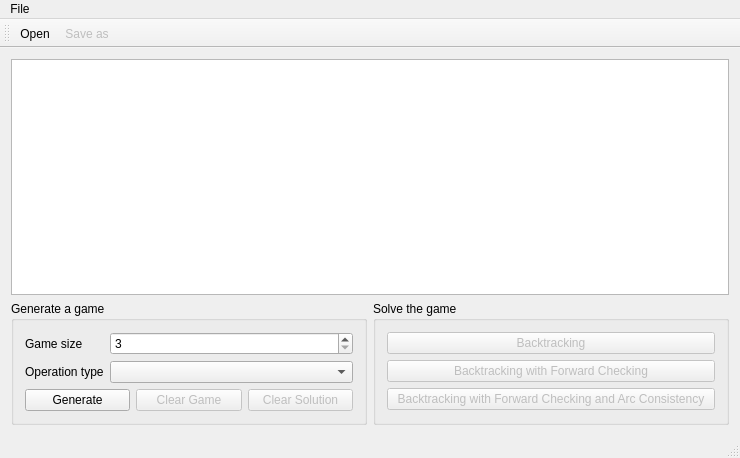
This is front/mainwindow.ui in SamuelShokry/kenken as Qt 5 draws it before an edit. The edited form follows.
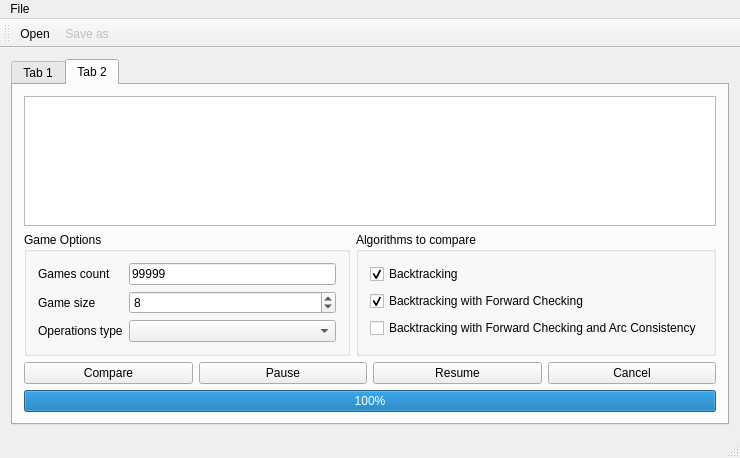
This is the edited form. Custom widgets are drawn as their Qt base class.

What changed in the file:
```diff
--- a/front/mainwindow.ui
+++ b/front/mainwindow.ui
@@ -14,7 +14,17 @@
    <string>Kenken Game</string>
   </property>
   <widget class="QWidget" name="centralWidget">
-   <layout class="QVBoxLayout" name="verticalLayout_3">
+   <layout class="QVBoxLayout" name="verticalLayout_5">
+    <item>
+     <widget class="QTabWidget" name="tabWidget">
+      <property name="currentIndex">
+       <number>1</number>
+      </property>
+      <widget class="QWidget" name="mainGameTab">
+       <attribute name="title">
+        <string>Tab 1</string>
+       </attribute>
+       <layout class="QVBoxLayout" name="verticalLayout_4">
     <item>
      <widget class="GameView" name="graphicsView"/>
     </item>
@@ -146,6 +156,160 @@
        </widget>
       </item>
      </layout>
+        </item>
+       </layout>
+      </widget>
+      <widget class="QWidget" name="comparisionTab">
+       <attribute name="title">
+        <string>Tab 2</string>
+       </attribute>
+       <layout class="QVBoxLayout" name="verticalLayout_6">
+        <item>
+         <widget class="QPlainTextEdit" name="transcript">
+          <property name="readOnly">
+           <bool>true</bool>
+          </property>
+         </widget>
+        </item>
+        <item>
+         <layout class="QHBoxLayout" name="horizontalLayout_5">
+          <item>
+           <widget class="QGroupBox" name="groupBox_2">
+            <property name="title">
+             <string>Game Options</string>
+            </property>
+            <layout class="QHBoxLayout" name="horizontalLayout_4">
+             <item>
+              <layout class="QFormLayout" name="formLayout_2">
+               <item row="0" column="0">
+                <widget class="QLabel" name="numberOfGamesLabel">
+                 <property name="text">
+                  <string>Games count</string>
+                 </property>
+                </widget>
+               </item>
+               <item row="0" column="1">
+                <widget class="QLineEdit" name="compareCount">
+                 <property name="text">
+                  <string>99999</string>
+                 </property>
+                </widget>
+               </item>
+               <item row="1" column="0">
+                <widget class="QLabel" name="gameSizeLabel_2">
+                 <property name="text">
+                  <string>Game size</string>
+                 </property>
+                </widget>
+               </item>
+               <item row="1" column="1">
+                <widget class="QSpinBox" name="compareSize">
+                 <property name="minimum">
+                  <number>3</number>
+                 </property>
+                 <property name="maximum">
+                  <number>9</number>
+                 </property>
+                 <property name="value">
+                  <number>8</number>
+                 </property>
+                </widget>
+               </item>
+               <item row="2" column="0">
+                <widget class="QLabel" name="operationsTypeLabel">
+                 <property name="text">
+                  <string>Operations type</string>
+                 </property>
+                </widget>
+               </item>
+               <item row="2" column="1">
+                <widget class="QComboBox" name="typeCompare"/>
+               </item>
+              </layout>
+             </item>
+            </layout>
+           </widget>
+          </item>
+          <item>
+           <widget class="QGroupBox" name="groupBox">
+            <property name="title">
+             <string>Algorithms to compare</string>
+            </property>
+            <layout class="QVBoxLayout" name="verticalLayout_3">
+             <item>
+              <widget class="QCheckBox" name="B_checkBox">
+               <property name="text">
+                <string>Backtracking</string>
+               </property>
+               <property name="checked">
+                <bool>true</bool>
+               </property>
+              </widget>
+             </item>
+             <item>
+              <widget class="QCheckBox" name="BFC_checkBox">
+               <property name="text">
+                <string>Backtracking with Forward Checking</string>
+               </property>
+               <property name="checked">
+                <bool>true</bool>
+               </property>
+              </widget>
+             </item>
+             <item>
+              <widget class="QCheckBox" name="BFCAC_checkBox">
+               <property name="text">
+                <string>Backtracking with Forward Checking and Arc Consistency</string>
+               </property>
+              </widget>
+             </item>
+            </layout>
+           </widget>
+          </item>
+         </layout>
+        </item>
+        <item>
+         <layout class="QHBoxLayout" name="horizontalLayout_6">
+          <item>
+           <widget class="QPushButton" name="comparePB">
+            <property name="text">
+             <string>Compare</string>
+            </property>
+           </widget>
+          </item>
+          <item>
+           <widget class="QPushButton" name="pausePB">
+            <property name="text">
+             <string>Pause</string>
+            </property>
+           </widget>
+          </item>
+          <item>
+           <widget class="QPushButton" name="resumePB">
+            <property name="text">
+             <string>Resume</string>
+            </property>
+           </widget>
+          </item>
+          <item>
+           <widget class="QPushButton" name="cancelPB">
+            <property name="text">
+             <string>Cancel</string>
+            </property>
+           </widget>
+          </item>
+         </layout>
+        </item>
+        <item>
+         <widget class="QProgressBar" name="progressBar">
+          <property name="value">
+           <number>100</number>
+          </property>
+         </widget>
+        </item>
+       </layout>
+      </widget>
+     </widget>
     </item>
    </layout>
   </widget>
```
Lines whose indentation alone changed are shown as unchanged.
